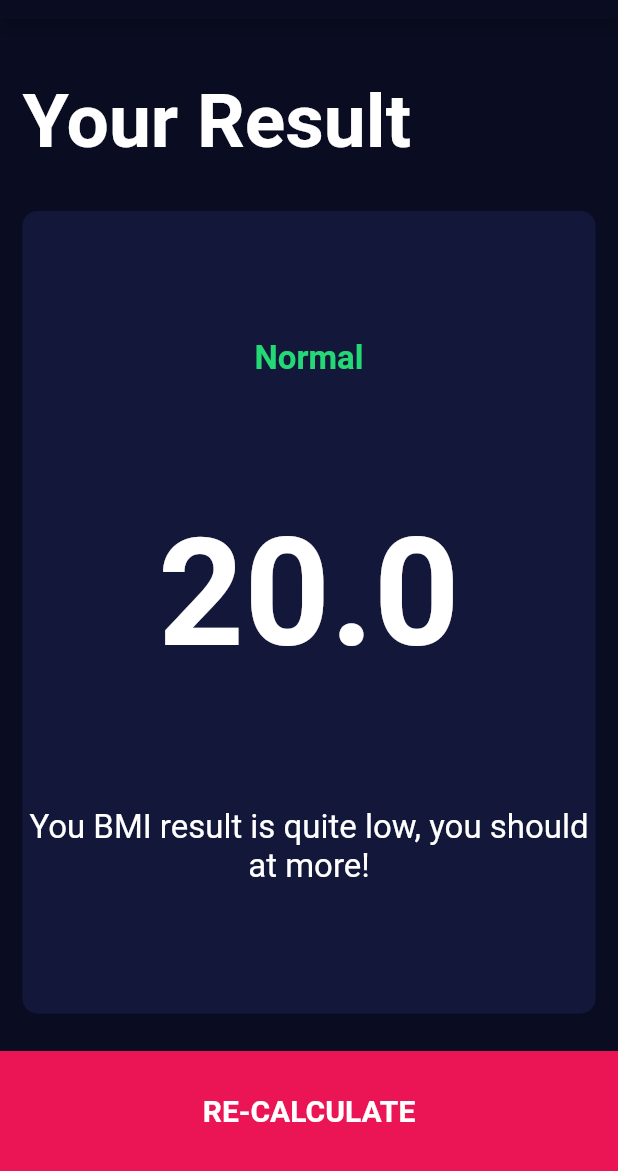
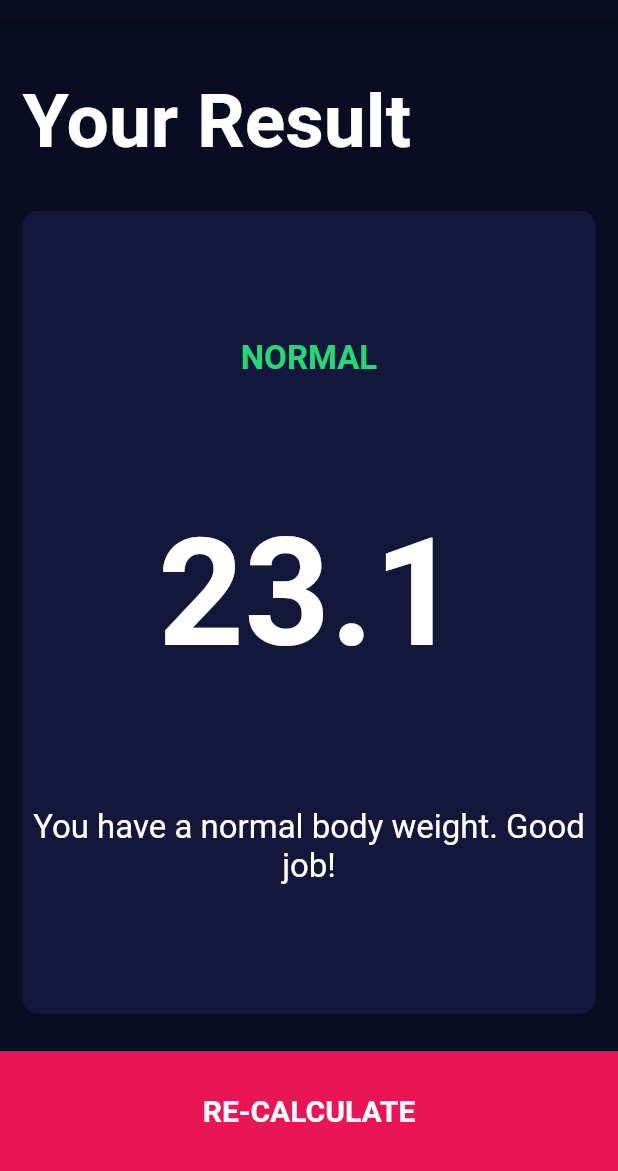
Before and after one commit to rhromets/BMI-Calculator, a Flutter app: the screen it shows after launch, after a tap on "CALCULATE", on a phone screen of 412 x 824 dp, the part 65-1236 px from its top. Run offline on Flutter 3.47's test engine with Material 2 defaults, Android fonts, the phone set to English and light mode, and no system bars; our stand-ins replace font_awesome_flutter.

Commit message:
Implement calculation bmi

```diff
--- /dev/null
+++ b/lib/calculator_brain.dart
@@ -0,0 +1,36 @@
+import 'dart:math';
+
+class CalculatorBrain {
+  CalculatorBrain({required this.height, required this.weight});
+
+  final int height;
+  final int weight;
+
+  double _bmi = 0.0;
+
+// BMI = weight(kg) / height^2 (m)
+  String calculateBMI() {
+    _bmi = weight / pow(height / 100, 2);
+    return _bmi.toStringAsFixed(1);
+  }
+
+  String getResult() {
+    if (_bmi >= 25) {
+      return "Overweight";
+    } else if (_bmi > 18.5) {
+      return "Normal";
+    } else {
+      return "Underweight";
+    }
+  }
+
+  String getInterpretation() {
+    if (_bmi >= 25) {
+      return "You have a higher than normal body weight. Try to exercise more.";
+    } else if (_bmi > 18.5) {
+      return "You have a normal body weight. Good job!";
+    } else {
+      return "You have a lower than normal body weight. You can eat a bit more.";
+    }
+  }
+}
--- a/lib/screens/input_page.dart
+++ b/lib/screens/input_page.dart
@@ -6,6 +6,7 @@ import '../constants.dart';
 import '../components/round_icon_button.dart';
 import 'result_page.dart';
 import '../components/bottom_button.dart';
+import 'package:bmi_calculator/calculator_brain.dart';
 
 enum GenderType {
   male,
@@ -212,10 +213,17 @@ class _InputPageState extends State<InputPage> {
           ),
           BottomButton(
             onTap: () {
+              CalculatorBrain calc =
+                  CalculatorBrain(height: height, weight: weight);
+
               Navigator.push(
                 context,
                 MaterialPageRoute(
-                  builder: (context) => ResultPage(),
+                  builder: (context) => ResultPage(
+                    bmiResult: calc.calculateBMI(),
+                    interpretation: calc.getInterpretation(),
+                    resultText: calc.getResult(),
+                  ),
                 ),
               );
             },
--- a/lib/screens/result_page.dart
+++ b/lib/screens/result_page.dart
@@ -4,6 +4,16 @@ import '../constants.dart';
 import '../components/bottom_button.dart';
 
 class ResultPage extends StatelessWidget {
+  ResultPage({
+    required this.bmiResult,
+    required this.interpretation,
+    required this.resultText,
+  });
+
+  final String bmiResult;
+  final String interpretation;
+  final String resultText;
+
   @override
   Widget build(BuildContext context) {
     return Scaffold(
@@ -33,15 +43,15 @@ class ResultPage extends StatelessWidget {
                 crossAxisAlignment: CrossAxisAlignment.center,
                 children: [
                   Text(
-                    "Normal",
+                    resultText.toUpperCase(),
                     style: kResultTextStyle,
                   ),
                   Text(
-                    "20.0",
+                    bmiResult,
                     style: kBMiTextStyle,
                   ),
                   Text(
-                    "You BMI result is quite low, you should at more!",
+                    interpretation,
                     style: kBMiDescrTextStyle,
                     textAlign: TextAlign.center,
                   ),
```
